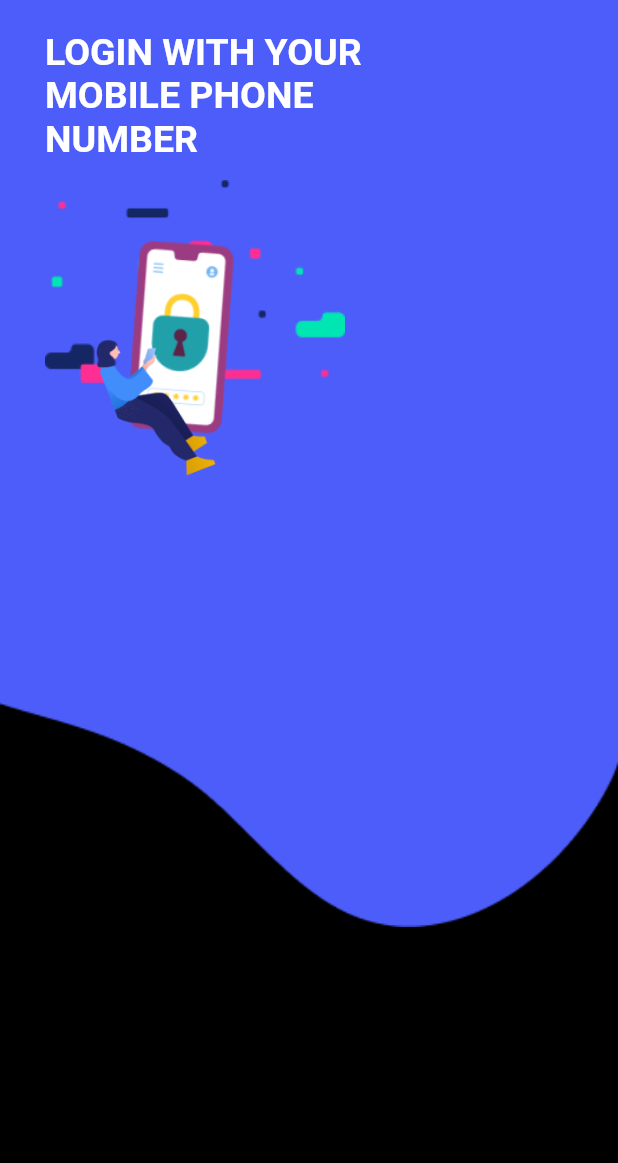
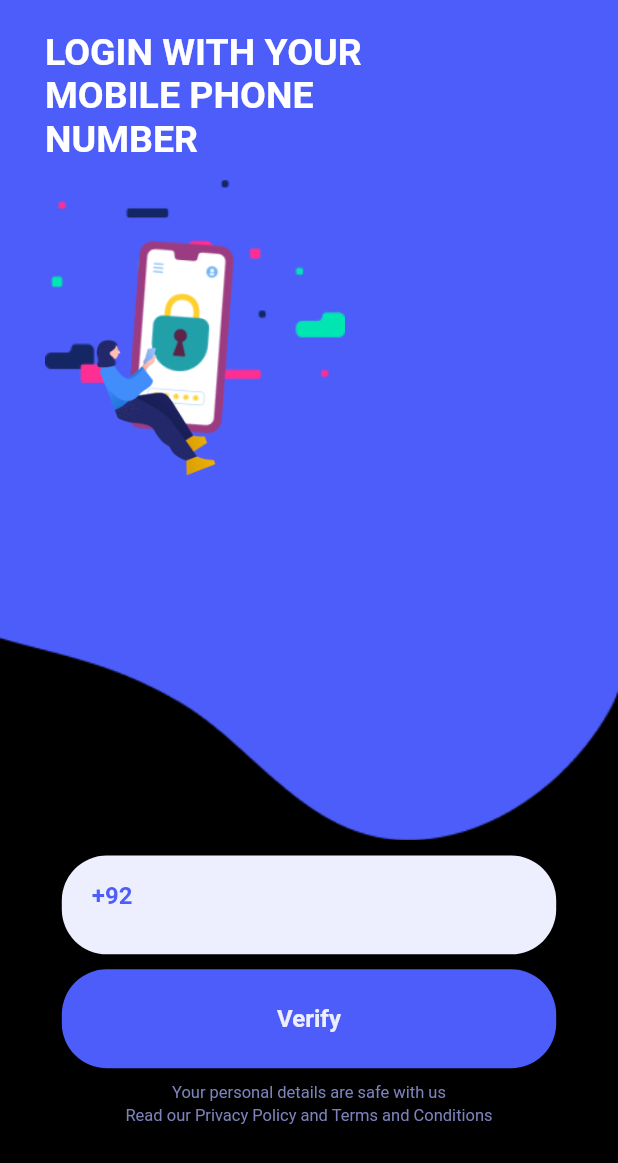
Before and after one commit to SMAmmadAli/Mobile-Payment-App, a Flutter app: the screen it shows after launch, on a phone screen of 412 x 824 dp. Shown: the top 1163 px of the screen. Run offline on Flutter 3.47's test engine with Material 2 defaults, Android fonts, the phone set to English and light mode, and no system bars.

Commit message:
Open and Login page

```diff
--- a/lib/main.dart
+++ b/lib/main.dart
@@ -21,7 +21,7 @@ class MyApp extends StatelessWidget {
         color: Colors.white,
       ))),
       home: Scaffold(
-        body: SplashScreen(),
+        body: LoginPage(),
       ),
     );
   }
--- a/lib/page/loginpage.dart
+++ b/lib/page/loginpage.dart
@@ -11,7 +11,7 @@ class LoginPage extends StatelessWidget {
         children: [
           Container(
             width: MediaQuery.of(context).size.width * 1,
-            height: MediaQuery.of(context).size.height * 0.75,
+            height: MediaQuery.of(context).size.height * 0.68,
             decoration: const BoxDecoration(
                 image: DecorationImage(
                     fit: BoxFit.fill,
@@ -67,6 +67,71 @@ class LoginPage extends StatelessWidget {
               ],
             ),
           ),
+          const SizedBox(
+            height: 10,
+          ),
+          Container(
+            width: MediaQuery.of(context).size.width * 0.8,
+            height: MediaQuery.of(context).size.height * 0.08,
+            decoration: BoxDecoration(
+                color: Color(0xffEDEFFF),
+                borderRadius: BorderRadius.circular(30)),
+            child: const TextField(
+              decoration: InputDecoration(
+                  contentPadding: EdgeInsets.fromLTRB(20, 10, 10, 10),
+                  hintText: "Enter Mobile Number",
+                  hintStyle: TextStyle(
+                      fontSize: 15,
+                      fontWeight: FontWeight.w700,
+                      color: Color(0xffb858891)),
+                  border: InputBorder.none,
+                  labelText: "+92",
+                  labelStyle: TextStyle(
+                      color: Color(0xff4D5DFA),
+                      fontSize: 16,
+                      fontWeight: FontWeight.w700)),
+            ),
+          ),
+          const SizedBox(
+            height: 10,
+          ),
+          InkWell(
+            onTap: () {},
+            child: Container(
+              width: MediaQuery.of(context).size.width * 0.8,
+              height: MediaQuery.of(context).size.height * 0.08,
+              decoration: BoxDecoration(
+                  color: const Color(0xff4D5DFA),
+                  borderRadius: BorderRadius.circular(30)),
+              child: const Center(
+                child: Center(
+                  child: Text(
+                    'Verify',
+                    style: TextStyle(
+                        color: Color(0xffEDEFFF),
+                        fontSize: 16,
+                        fontWeight: FontWeight.w700),
+                  ),
+                ),
+              ),
+            ),
+          ),
+          const SizedBox(height: 10),
+          const Text(
+            'Your personal details are safe with us',
+            style: TextStyle(
+                color: Color(0xff7C82BA),
+                fontSize: 11,
+                fontWeight: FontWeight.w400),
+          ),
+          const SizedBox(height: 2),
+          const Text(
+            'Read our Privacy Policy and Terms and Conditions',
+            style: TextStyle(
+                color: Color(0xff7C82BA),
+                fontSize: 11,
+                fontWeight: FontWeight.w400),
+          )
         ],
       ),
     );
--- a/lib/page/splash_screen.dart
+++ b/lib/page/splash_screen.dart
@@ -68,6 +68,14 @@ class _SplashScreenState extends State<SplashScreen> {
               ),
             ),
           ),
+          const SizedBox(
+            height: 5,
+          ),
+          const Text(
+            'Your Perfect Payment Partner',
+            style: TextStyle(
+                color: Colors.white, fontSize: 14, fontWeight: FontWeight.w400),
+          )
         ],
       ),
     );
```
